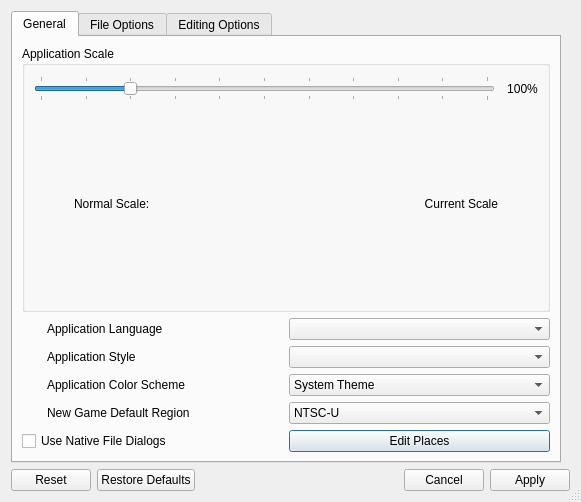
Old version of the form src/options.ui in the repository sithlord48/blackchocobo.
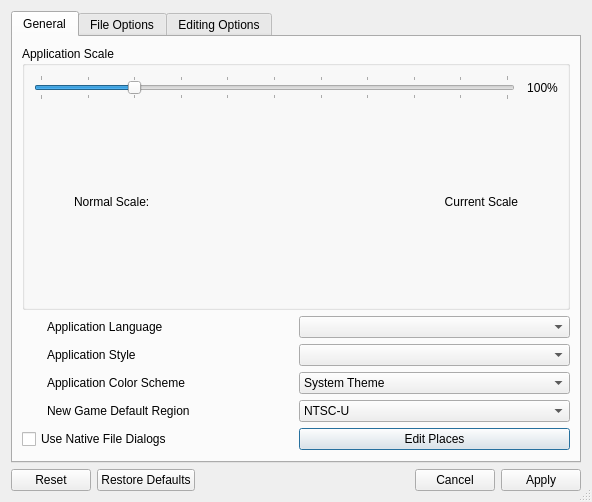
New version of the form. Icons and pictures are not drawn.

Commit message: Adjust Options Spacing

Patch:
```diff
--- a/src/options.ui
+++ b/src/options.ui
@@ -14,7 +14,7 @@
    </rect>
   </property>
   <property name="sizePolicy">
-   <sizepolicy hsizetype="Maximum" vsizetype="Minimum">
+   <sizepolicy hsizetype="Preferred" vsizetype="Minimum">
     <horstretch>0</horstretch>
     <verstretch>0</verstretch>
    </sizepolicy>
@@ -32,73 +32,30 @@
   <property name="modal">
    <bool>true</bool>
   </property>
-  <layout class="QGridLayout" name="gridLayout_2">
-   <item row="0" column="0">
+  <layout class="QVBoxLayout" name="verticalLayout_4">
+   <item>
     <widget class="QTabWidget" name="tabWidget">
+     <property name="sizePolicy">
+      <sizepolicy hsizetype="Preferred" vsizetype="Preferred">
+       <horstretch>0</horstretch>
+       <verstretch>0</verstretch>
+      </sizepolicy>
+     </property>
      <property name="currentIndex">
       <number>0</number>
      </property>
      <widget class="QWidget" name="tab">
+      <property name="sizePolicy">
+       <sizepolicy hsizetype="Preferred" vsizetype="Minimum">
+        <horstretch>0</horstretch>
+        <verstretch>0</verstretch>
+       </sizepolicy>
+      </property>
       <attribute name="title">
        <string>General</string>
       </attribute>
       <layout class="QGridLayout" name="gridLayout">
        <item row="2" column="0">
-        <layout class="QHBoxLayout" name="horizontalLayout_10">
-         <item>
-          <spacer name="horizontalSpacer_10">
-           <property name="orientation">
-            <enum>Qt::Horizontal</enum>
-           </property>
-           <property name="sizeType">
-            <enum>QSizePolicy::Fixed</enum>
-           </property>
-           <property name="sizeHint" stdset="0">
-            <size>
-             <width>25</width>
-             <height>20</height>
-            </size>
-           </property>
-          </spacer>
-         </item>
-         <item>
-          <widget class="QLabel" name="lblAppStyle">
-           <property name="text">
-            <string>Application Style</string>
-           </property>
-          </widget>
-         </item>
-        </layout>
-       </item>
-       <item row="3" column="1">
-        <widget class="QComboBox" name="comboColorScheme">
-         <property name="sizePolicy">
-          <sizepolicy hsizetype="Preferred" vsizetype="Fixed">
-           <horstretch>0</horstretch>
-           <verstretch>0</verstretch>
-          </sizepolicy>
-         </property>
-         <property name="toolTip">
-          <string/>
-         </property>
-         <item>
-          <property name="text">
-           <string>System Theme</string>
-          </property>
-         </item>
-         <item>
-          <property name="text">
-           <string>Dark Theme</string>
-          </property>
-         </item>
-         <item>
-          <property name="text">
-           <string>Light Theme</string>
-          </property>
-         </item>
-        </widget>
-       </item>
-       <item row="1" column="0">
         <layout class="QHBoxLayout" name="horizontalLayout_18">
          <property name="spacing">
           <number>0</number>
@@ -138,21 +95,19 @@
         </layout>
        </item>
        <item row="4" column="1">
-        <widget class="QComboBox" name="comboRegion">
+        <widget class="QComboBox" name="comboColorScheme">
          <property name="sizePolicy">
           <sizepolicy hsizetype="Preferred" vsizetype="Fixed">
            <horstretch>0</horstretch>
            <verstretch>0</verstretch>
           </sizepolicy>
          </property>
-         <item>
-          <property name="text">
-           <string>NTSC-U</string>
-          </property>
-         </item>
+         <property name="toolTip">
+          <string/>
+         </property>
          <item>
           <property name="text">
-           <string>PAL-E</string>
+           <string>System Theme</string>
           </property>
          </item>
          <item>
@@ -165,30 +120,28 @@
            <string>PAL-DE</string>
           </property>
          </item>
-         <item>
-          <property name="text">
-           <string>PAL-ES</string>
-          </property>
-         </item>
-         <item>
-          <property name="text">
-           <string>NTSC-J</string>
-          </property>
-         </item>
-         <item>
-          <property name="text">
-           <string>NTSC-JI</string>
-          </property>
-         </item>
+        </widget>
+       </item>
+       <item row="2" column="1">
+        <widget class="QComboBox" name="comboLanguage">
+         <property name="sizePolicy">
+          <sizepolicy hsizetype="Preferred" vsizetype="Fixed">
+           <horstretch>0</horstretch>
+           <verstretch>0</verstretch>
+          </sizepolicy>
+         </property>
+         <property name="toolTip">
+          <string/>
+         </property>
         </widget>
        </item>
-       <item row="3" column="0">
-        <layout class="QHBoxLayout" name="horizontalLayout_19">
+       <item row="5" column="0">
+        <layout class="QHBoxLayout" name="horizontalLayout">
          <property name="spacing">
           <number>0</number>
          </property>
          <item>
-          <spacer name="horizontalSpacer_19">
+          <spacer name="horizontalSpacer_12">
            <property name="orientation">
             <enum>Qt::Horizontal</enum>
            </property>
@@ -204,7 +157,7 @@
           </spacer>
          </item>
          <item>
-          <widget class="QLabel" name="lblColorScheme">
+          <widget class="QLabel" name="lblRegion">
            <property name="sizePolicy">
             <sizepolicy hsizetype="Minimum" vsizetype="Fixed">
              <horstretch>0</horstretch>
@@ -215,14 +168,33 @@
             <string/>
            </property>
            <property name="text">
-            <string>Application Color Scheme</string>
+            <string>New Game Default Region </string>
            </property>
           </widget>
          </item>
         </layout>
        </item>
+       <item row="6" column="0">
+        <widget class="QCheckBox" name="cbNativeDialogs">
+         <property name="sizePolicy">
+          <sizepolicy hsizetype="Minimum" vsizetype="Fixed">
+           <horstretch>0</horstretch>
+           <verstretch>0</verstretch>
+          </sizepolicy>
+         </property>
+         <property name="text">
+          <string>Use Native File Dialogs</string>
+         </property>
+        </widget>
+       </item>
        <item row="0" column="0" colspan="2">
         <widget class="QGroupBox" name="groupBox">
+         <property name="sizePolicy">
+          <sizepolicy hsizetype="Preferred" vsizetype="Fixed">
+           <horstretch>0</horstretch>
+           <verstretch>0</verstretch>
+          </sizepolicy>
+         </property>
          <property name="title">
           <string>Application Scale</string>
          </property>
@@ -351,6 +323,22 @@
             </item>
             <item>
              <layout class="QHBoxLayout" name="horizontalLayout_16">
+              <item>
+               <spacer name="verticalSpacer">
+                <property name="orientation">
+                 <enum>Qt::Vertical</enum>
+                </property>
+                <property name="sizeType">
+                 <enum>QSizePolicy::Fixed</enum>
+                </property>
+                <property name="sizeHint" stdset="0">
+                 <size>
+                  <width>20</width>
+                  <height>192</height>
+                 </size>
+                </property>
+               </spacer>
+              </item>
               <item>
                <widget class="QLabel" name="lblPixScaled">
                 <property name="minimumSize">
@@ -415,59 +403,7 @@
          </layout>
         </widget>
        </item>
-       <item row="2" column="1">
-        <widget class="QComboBox" name="comboAppStyle"/>
-       </item>
-       <item row="1" column="1">
-        <widget class="QComboBox" name="comboLanguage">
-         <property name="sizePolicy">
-          <sizepolicy hsizetype="Preferred" vsizetype="Fixed">
-           <horstretch>0</horstretch>
-           <verstretch>0</verstretch>
-          </sizepolicy>
-         </property>
-         <property name="toolTip">
-          <string/>
-         </property>
-        </widget>
-       </item>
-       <item row="4" column="0">
-        <layout class="QHBoxLayout" name="horizontalLayout">
-         <property name="spacing">
-          <number>0</number>
-         </property>
-         <item>
-          <spacer name="horizontalSpacer_12">
-           <property name="orientation">
-            <enum>Qt::Horizontal</enum>
-           </property>
-           <property name="sizeType">
-            <enum>QSizePolicy::Fixed</enum>
-           </property>
-           <property name="sizeHint" stdset="0">
-            <size>
-             <width>25</width>
-             <height>20</height>
-            </size>
-           </property>
-          </spacer>
-         </item>
-         <item>
-          <widget class="QLabel" name="lblRegion">
-           <property name="sizePolicy">
-            <sizepolicy hsizetype="Minimum" vsizetype="Fixed">
-             <horstretch>0</horstretch>
-             <verstretch>0</verstretch>
-            </sizepolicy>
-           </property>
-           <property name="text">
-            <string>New Game Default Region </string>
-           </property>
-          </widget>
-         </item>
-        </layout>
-       </item>
-       <item row="5" column="1">
+       <item row="6" column="1">
         <widget class="QPushButton" name="btnEditSideBarItems">
          <property name="sizePolicy">
           <sizepolicy hsizetype="Preferred" vsizetype="Fixed">
@@ -483,8 +419,101 @@
          </property>
         </widget>
        </item>
-       <item row="5" column="0">
-        <widget class="QCheckBox" name="cbNativeDialogs">
+       <item row="3" column="0">
+        <layout class="QHBoxLayout" name="horizontalLayout_10">
+         <item>
+          <spacer name="horizontalSpacer_10">
+           <property name="orientation">
+            <enum>Qt::Horizontal</enum>
+           </property>
+           <property name="sizeType">
+            <enum>QSizePolicy::Fixed</enum>
+           </property>
+           <property name="sizeHint" stdset="0">
+            <size>
+             <width>25</width>
+             <height>20</height>
+            </size>
+           </property>
+          </spacer>
+         </item>
+         <item>
+          <widget class="QLabel" name="lblAppStyle">
+           <property name="text">
+            <string>Application Style</string>
+           </property>
+          </widget>
+         </item>
+        </layout>
+       </item>
+       <item row="5" column="1">
+        <widget class="QComboBox" name="comboRegion">
+         <property name="sizePolicy">
+          <sizepolicy hsizetype="Preferred" vsizetype="Fixed">
+           <horstretch>0</horstretch>
+           <verstretch>0</verstretch>
+          </sizepolicy>
+         </property>
+         <item>
+          <property name="text">
+           <string>NTSC-U</string>
+          </property>
+         </item>
+         <item>
+          <property name="text">
+           <string>PAL-E</string>
+          </property>
+         </item>
+         <item>
+          <property name="text">
+           <string>PAL-FR</string>
+          </property>
+         </item>
+         <item>
+          <property name="text">
+           <string>PAL-DE</string>
+          </property>
+         </item>
+         <item>
+          <property name="text">
+           <string>PAL-ES</string>
+          </property>
+         </item>
+         <item>
+          <property name="text">
+           <string>NTSC-J</string>
+          </property>
+         </item>
+         <item>
+          <property name="text">
+           <string>NTSC-JI</string>
+          </property>
+         </item>
+        </widget>
+       </item>
+       <item row="4" column="0">
+        <layout class="QHBoxLayout" name="horizontalLayout_19">
+         <property name="spacing">
+          <number>0</number>
+         </property>
+         <item>
+          <spacer name="horizontalSpacer_19">
+           <property name="orientation">
+            <enum>Qt::Horizontal</enum>
+           </property>
+           <property name="sizeType">
+            <enum>QSizePolicy::Fixed</enum>
+           </property>
+           <property name="sizeHint" stdset="0">
+            <size>
+             <width>25</width>
+             <height>20</height>
+            </size>
+           </property>
+          </spacer>
+         </item>
+         <item>
+          <widget class="QLabel" name="lblColorScheme">
          <property name="sizePolicy">
           <sizepolicy hsizetype="Minimum" vsizetype="Fixed">
            <horstretch>0</horstretch>
@@ -492,9 +521,14 @@
           </sizepolicy>
          </property>
          <property name="text">
-          <string>Use Native File Dialogs</string>
-         </property>
-        </widget>
+            <string>Application Color Scheme</string>
+           </property>
+          </widget>
+         </item>
+        </layout>
+       </item>
+       <item row="3" column="1">
+        <widget class="QComboBox" name="comboAppStyle"/>
        </item>
       </layout>
      </widget>
@@ -995,23 +1029,7 @@
      </widget>
     </widget>
    </item>
-   <item row="0" column="1">
-    <spacer name="verticalSpacer_2">
-     <property name="orientation">
-      <enum>Qt::Vertical</enum>
-     </property>
-     <property name="sizeType">
-      <enum>QSizePolicy::Fixed</enum>
-     </property>
-     <property name="sizeHint" stdset="0">
-      <size>
-       <width>3</width>
-       <height>0</height>
-      </size>
-     </property>
-    </spacer>
-   </item>
-   <item row="1" column="0" colspan="2">
+   <item>
     <widget class="QDialogButtonBox" name="buttonBox">
      <property name="orientation">
       <enum>Qt::Horizontal</enum>
```
Left out of the diff: 97 changed lines with no effect on the pictures. Lines whose indentation alone changed are shown as unchanged. The commit also changes 1 other file.
